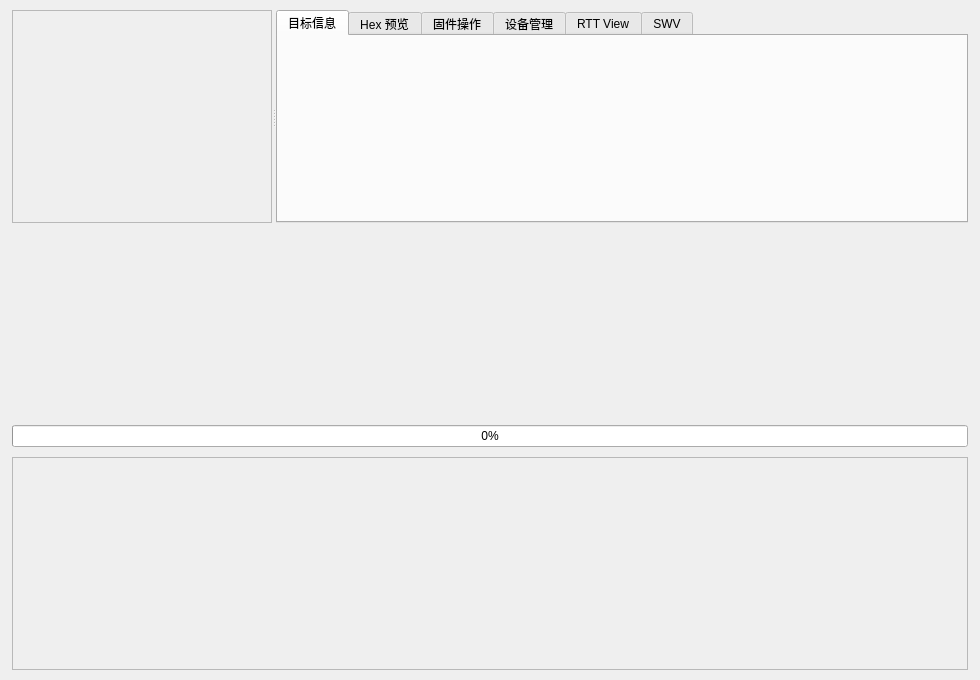
Old version of the form etools/ui/forms/main_window.ui in the repository youzhouchang/ETools.
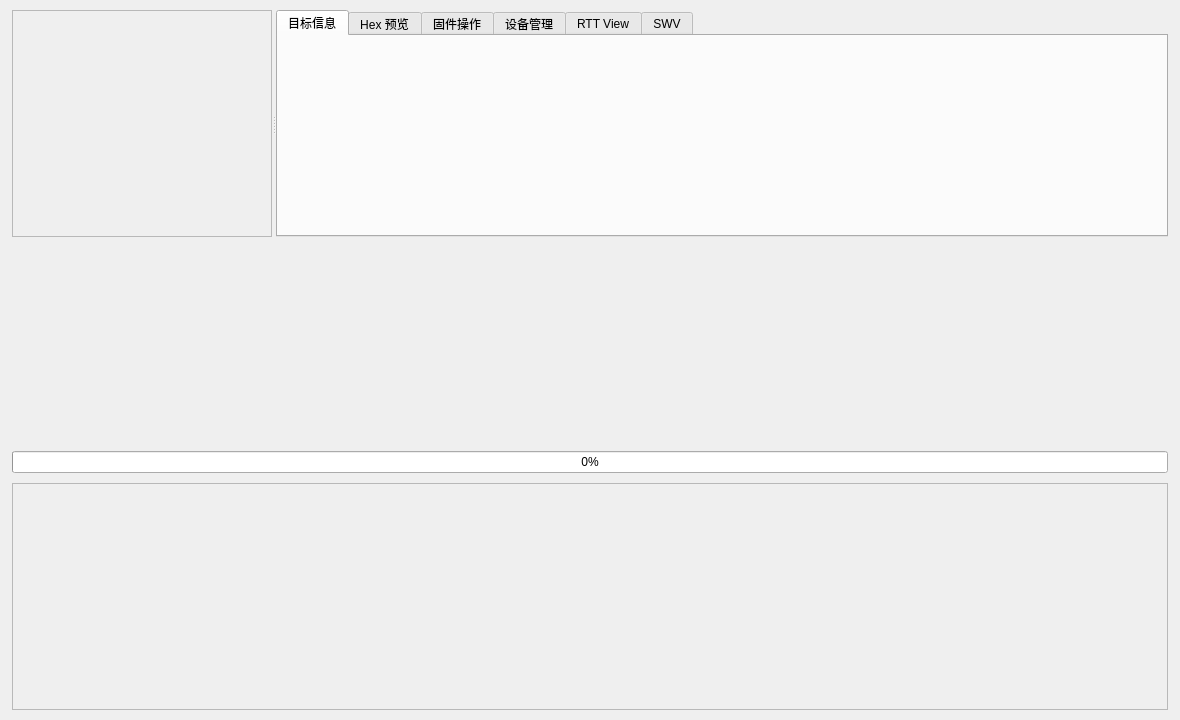
New version of the form.

```diff
--- a/etools/ui/forms/main_window.ui
+++ b/etools/ui/forms/main_window.ui
@@ -6,13 +6,13 @@
    <rect>
     <x>0</x>
     <y>0</y>
-    <width>980</width>
-    <height>680</height>
+    <width>1180</width>
+    <height>720</height>
    </rect>
   </property>
   <property name="minimumSize">
    <size>
-    <width>980</width>
+    <width>1080</width>
     <height>680</height>
    </size>
   </property>
@@ -52,7 +52,7 @@
       </property>
       <property name="maximumSize">
        <size>
-        <width>300</width>
+        <width>280</width>
         <height>16777215</height>
        </size>
       </property>
@@ -77,6 +77,12 @@
       </widget>
      </widget>
      <widget class="QWidget" name="rightContainer">
+      <property name="minimumSize">
+       <size>
+        <width>720</width>
+        <height>0</height>
+       </size>
+      </property>
       <layout class="QVBoxLayout" name="rightLayout">
        <property name="leftMargin">
         <number>0</number>
```
